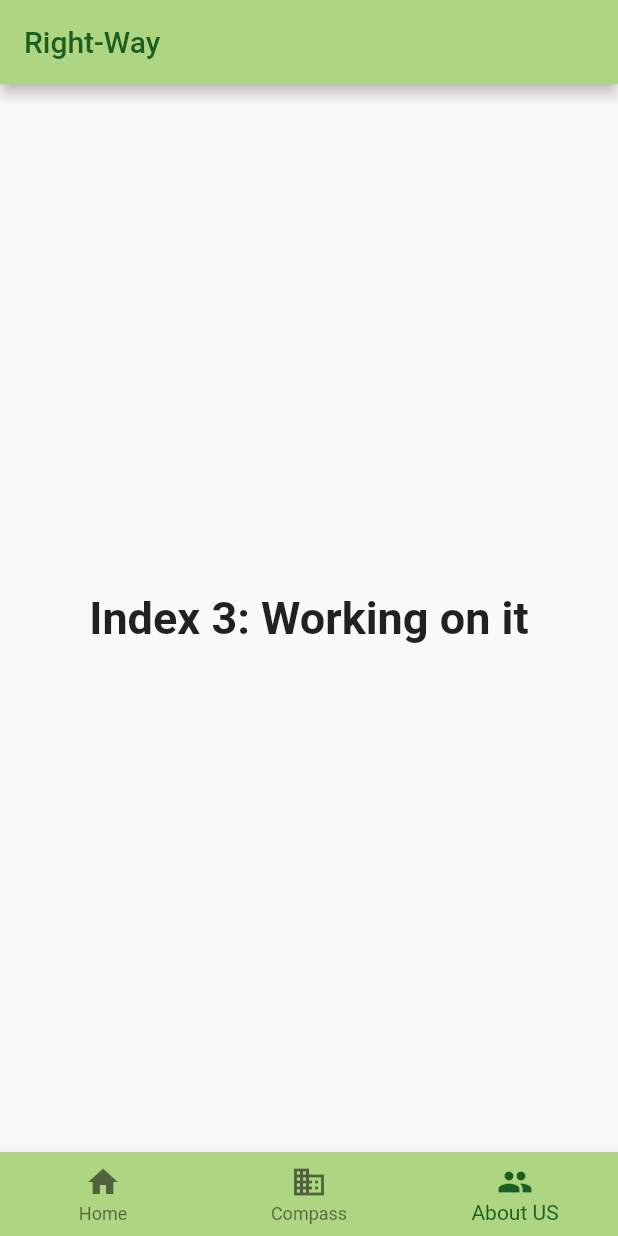
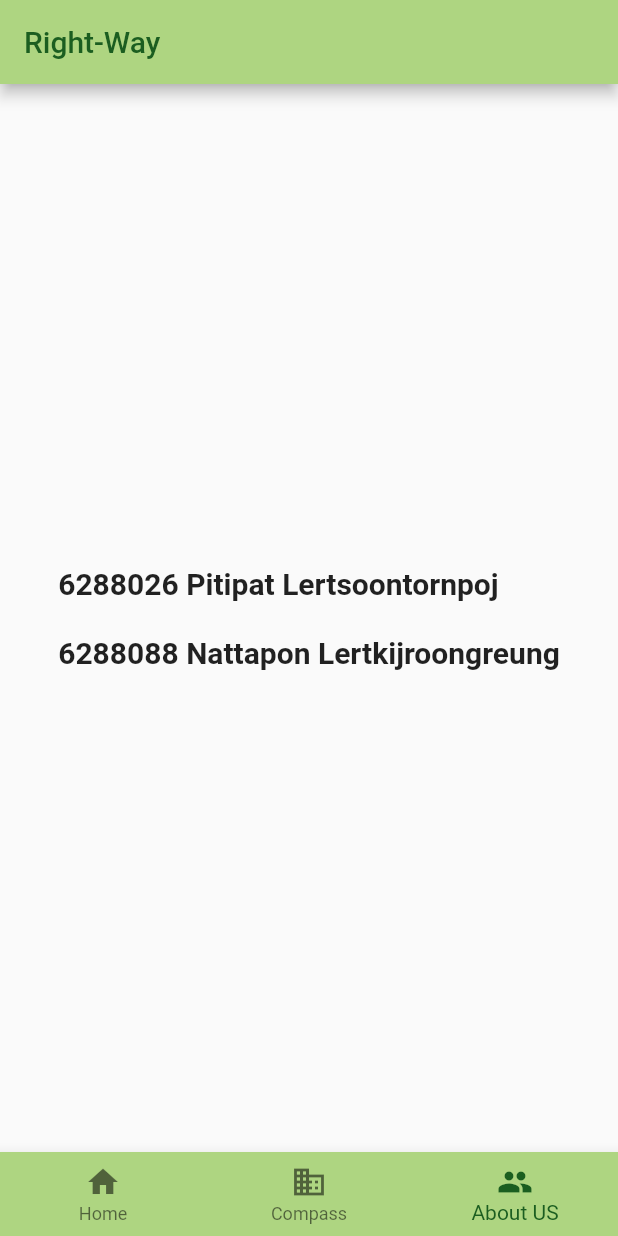
Before and after one commit to bigntpl/026_088_flutter, a Flutter app: the screen it shows after launch, item 3 of the bottom bar chosen, on a phone screen of 412 x 824 dp. Run offline on Flutter 3.47's test engine with Material 2 defaults, Android fonts, the phone set to English and light mode, and no system bars; our stand-ins replace flutter_compass.

Commit message:
add:aboutus

```diff
--- a/flutter_proj/lib/main.dart
+++ b/flutter_proj/lib/main.dart
@@ -196,16 +196,17 @@ class MyStatefulWidget extends StatefulWidget {
 class _MyStatefulWidgetState extends State<MyStatefulWidget> {
   int _selectedIndex = 0;
   static const TextStyle optionStyle =
-  TextStyle(fontSize: 30, fontWeight: FontWeight.bold);
+  TextStyle(fontSize: 20, fontWeight: FontWeight.bold);
   static List<Widget> _widgetOptions = <Widget>[
     HomeScreen(),
     Compass(),
     Text(
-      'Index 3: Working on it',
+      '6288026 Pitipat Lertsoontornpoj \n\n'
+      '6288088 Nattapon Lertkijroongreung',
       style: optionStyle,
     ),
+  ];
 
-  ];
 
   void _onItemTapped(int index) {
     setState(() {
@@ -247,8 +248,6 @@ class _MyStatefulWidgetState extends State<MyStatefulWidget> {
         backgroundColor: Color(0xFFAED581),
         onTap: _onItemTapped,
       ),
-
     );
-    // kuy big
   }
 }
--- a/flutter_proj/pubspec.yaml
+++ b/flutter_proj/pubspec.yaml
@@ -65,6 +65,7 @@ flutter:
    - compasshome.png
    - compass2.jpg
    - assets/compass.png
+   - Big.png
 
   # An image asset can refer to one or more resolution-specific "variants", see
   # https://flutter.dev/assets-and-images/#resolution-aware.
```
Also changed, not shown: flutter_proj/assets/Big.png (added).
